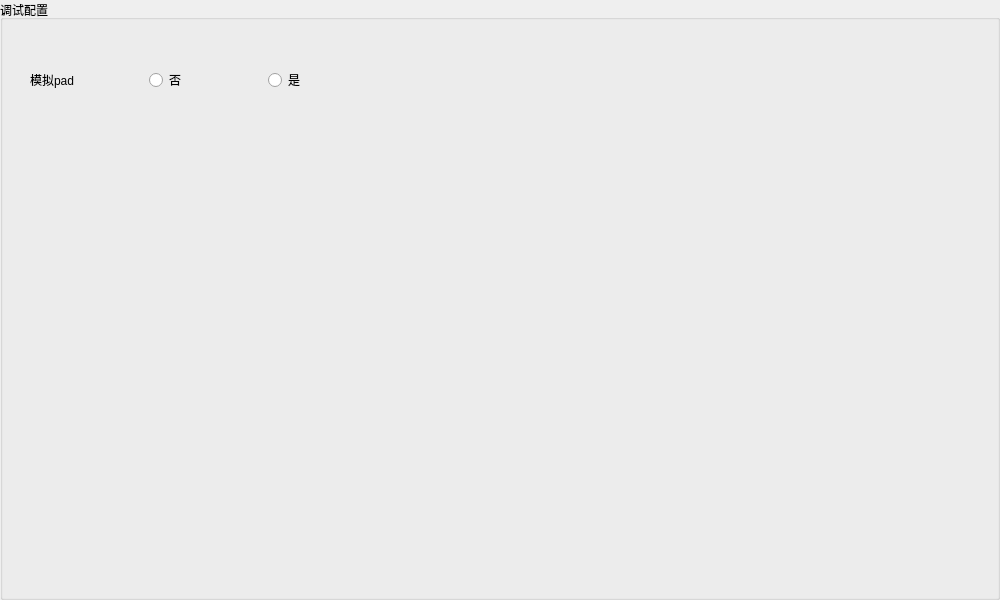
Before: the Qt Designer form debugBox.ui in MogooStudio/DebugTools, drawn with Qt 5.
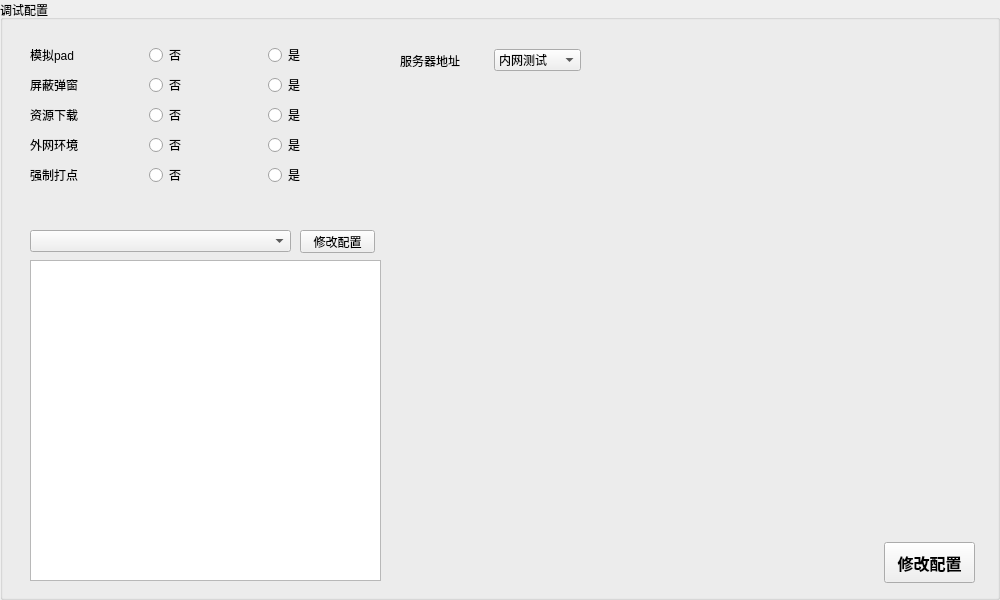
After: the same form once the commit is applied.

Diff of the .ui file:
```diff
--- a/debugBox.ui
+++ b/debugBox.ui
@@ -28,7 +28,7 @@
      <x>30</x>
      <y>40</y>
      <width>351</width>
-     <height>80</height>
+     <height>31</height>
     </rect>
    </property>
    <layout class="QHBoxLayout" name="horizontalLayout">
@@ -55,6 +55,233 @@
     </item>
    </layout>
   </widget>
+  <widget class="QWidget" name="dialogWidget" native="true">
+   <property name="geometry">
+    <rect>
+     <x>30</x>
+     <y>70</y>
+     <width>351</width>
+     <height>31</height>
+    </rect>
+   </property>
+   <layout class="QHBoxLayout" name="horizontalLayout_2">
+    <item alignment="Qt::AlignLeft|Qt::AlignVCenter">
+     <widget class="QLabel" name="label_2">
+      <property name="text">
+       <string>屏蔽弹窗</string>
+      </property>
+     </widget>
+    </item>
+    <item>
+     <widget class="QRadioButton" name="no_dialog">
+      <property name="text">
+       <string>否</string>
+      </property>
+     </widget>
+    </item>
+    <item>
+     <widget class="QRadioButton" name="yes_dialog">
+      <property name="text">
+       <string>是</string>
+      </property>
+     </widget>
+    </item>
+   </layout>
+  </widget>
+  <widget class="QWidget" name="downloadWidget" native="true">
+   <property name="geometry">
+    <rect>
+     <x>30</x>
+     <y>100</y>
+     <width>351</width>
+     <height>31</height>
+    </rect>
+   </property>
+   <layout class="QHBoxLayout" name="horizontalLayout_3">
+    <item alignment="Qt::AlignLeft|Qt::AlignVCenter">
+     <widget class="QLabel" name="label_3">
+      <property name="text">
+       <string>资源下载</string>
+      </property>
+     </widget>
+    </item>
+    <item>
+     <widget class="QRadioButton" name="no_download">
+      <property name="text">
+       <string>否</string>
+      </property>
+     </widget>
+    </item>
+    <item>
+     <widget class="QRadioButton" name="yes_download">
+      <property name="text">
+       <string>是</string>
+      </property>
+     </widget>
+    </item>
+   </layout>
+  </widget>
+  <widget class="QWidget" name="envWidget" native="true">
+   <property name="geometry">
+    <rect>
+     <x>30</x>
+     <y>130</y>
+     <width>351</width>
+     <height>31</height>
+    </rect>
+   </property>
+   <layout class="QHBoxLayout" name="horizontalLayout_4">
+    <item alignment="Qt::AlignLeft|Qt::AlignVCenter">
+     <widget class="QLabel" name="label_4">
+      <property name="text">
+       <string>外网环境</string>
+      </property>
+     </widget>
+    </item>
+    <item>
+     <widget class="QRadioButton" name="no_env">
+      <property name="text">
+       <string>否</string>
+      </property>
+     </widget>
+    </item>
+    <item>
+     <widget class="QRadioButton" name="yes_env">
+      <property name="text">
+       <string>是</string>
+      </property>
+     </widget>
+    </item>
+   </layout>
+  </widget>
+  <widget class="QWidget" name="splunkWidget" native="true">
+   <property name="geometry">
+    <rect>
+     <x>30</x>
+     <y>160</y>
+     <width>351</width>
+     <height>31</height>
+    </rect>
+   </property>
+   <layout class="QHBoxLayout" name="horizontalLayout_5">
+    <item alignment="Qt::AlignLeft|Qt::AlignVCenter">
+     <widget class="QLabel" name="label_5">
+      <property name="text">
+       <string>强制打点</string>
+      </property>
+     </widget>
+    </item>
+    <item>
+     <widget class="QRadioButton" name="no_splunk">
+      <property name="text">
+       <string>否</string>
+      </property>
+     </widget>
+    </item>
+    <item>
+     <widget class="QRadioButton" name="yes_splunk">
+      <property name="text">
+       <string>是</string>
+      </property>
+     </widget>
+    </item>
+   </layout>
+  </widget>
+  <widget class="QWidget" name="serverWidget" native="true">
+   <property name="geometry">
+    <rect>
+     <x>400</x>
+     <y>40</y>
+     <width>181</width>
+     <height>41</height>
+    </rect>
+   </property>
+   <property name="contextMenuPolicy">
+    <enum>Qt::DefaultContextMenu</enum>
+   </property>
+   <layout class="QHBoxLayout" name="horizontalLayout_6">
+    <item>
+     <widget class="QLabel" name="label_6">
+      <property name="text">
+       <string>服务器地址</string>
+      </property>
+     </widget>
+    </item>
+    <item>
+     <widget class="QComboBox" name="btn_server_path">
+      <item>
+       <property name="text">
+        <string>内网测试</string>
+       </property>
+      </item>
+      <item>
+       <property name="text">
+        <string>外网测试</string>
+       </property>
+      </item>
+      <item>
+       <property name="text">
+        <string>线上正式</string>
+       </property>
+      </item>
+     </widget>
+    </item>
+   </layout>
+  </widget>
+  <widget class="QComboBox" name="comboBox">
+   <property name="geometry">
+    <rect>
+     <x>30</x>
+     <y>230</y>
+     <width>261</width>
+     <height>22</height>
+    </rect>
+   </property>
+  </widget>
+  <widget class="QPushButton" name="btn_mod_game">
+   <property name="geometry">
+    <rect>
+     <x>884</x>
+     <y>542</y>
+     <width>91</width>
+     <height>41</height>
+    </rect>
+   </property>
+   <property name="font">
+    <font>
+     <family>Agency FB</family>
+     <pointsize>12</pointsize>
+     <weight>75</weight>
+     <bold>true</bold>
+    </font>
+   </property>
+   <property name="text">
+    <string>修改配置</string>
+   </property>
+  </widget>
+  <widget class="QPushButton" name="btn_mod_res">
+   <property name="geometry">
+    <rect>
+     <x>300</x>
+     <y>230</y>
+     <width>75</width>
+     <height>23</height>
+    </rect>
+   </property>
+   <property name="text">
+    <string>修改配置</string>
+   </property>
+  </widget>
+  <widget class="QListView" name="listView">
+   <property name="geometry">
+    <rect>
+     <x>30</x>
+     <y>260</y>
+     <width>351</width>
+     <height>321</height>
+    </rect>
+   </property>
+  </widget>
  </widget>
  <resources/>
  <connections/>
```
Left out of the diff: 6 changed lines with no effect on the pictures.
